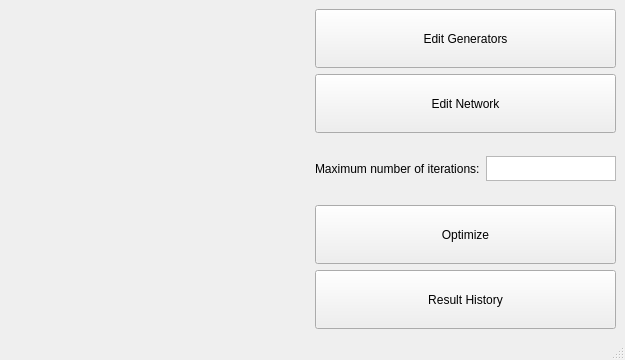
Qt form ui/dispatching.ui (PlaviAjvar/Economic-Dispatching) before a commit.
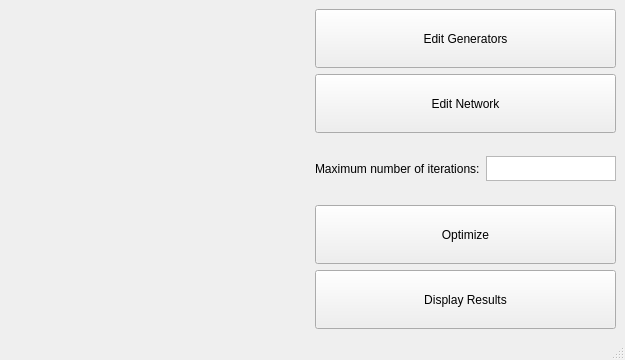
The same form after that commit. Icons and pictures are not drawn.

Commit message: changed button text gui

```diff
--- a/ui/dispatching.ui
+++ b/ui/dispatching.ui
@@ -181,7 +181,7 @@
          </size>
         </property>
         <property name="text">
-         <string>Result History</string>
+         <string>Display Results</string>
         </property>
        </widget>
       </item>
```
The commit also changes 6 other files.
